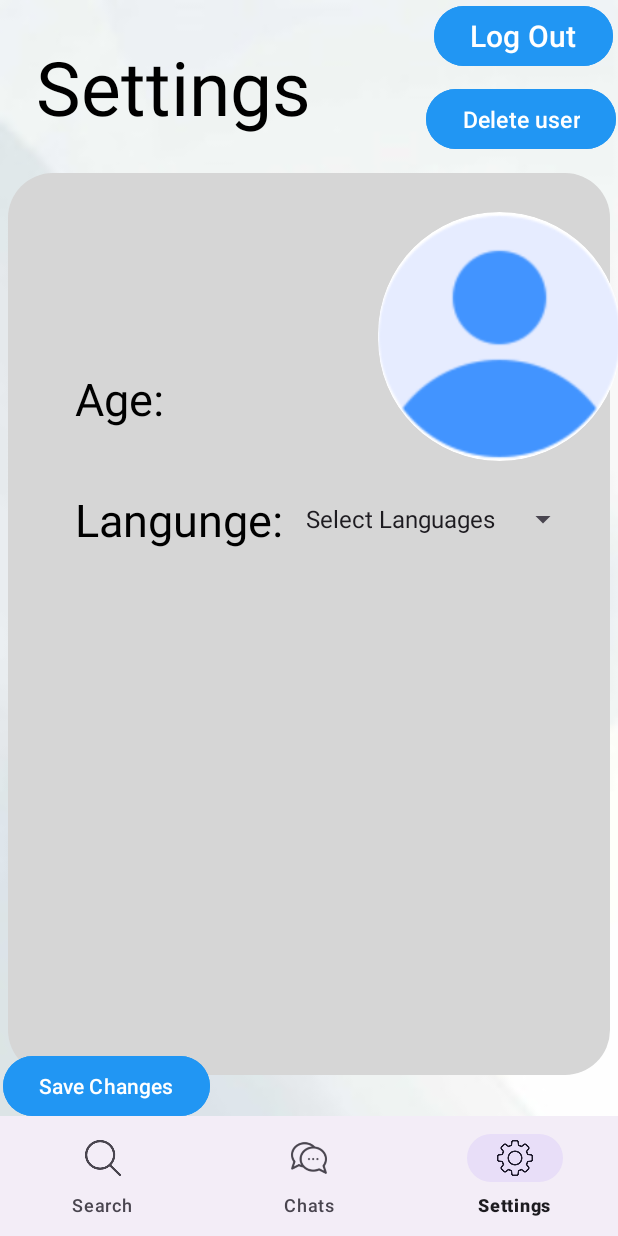
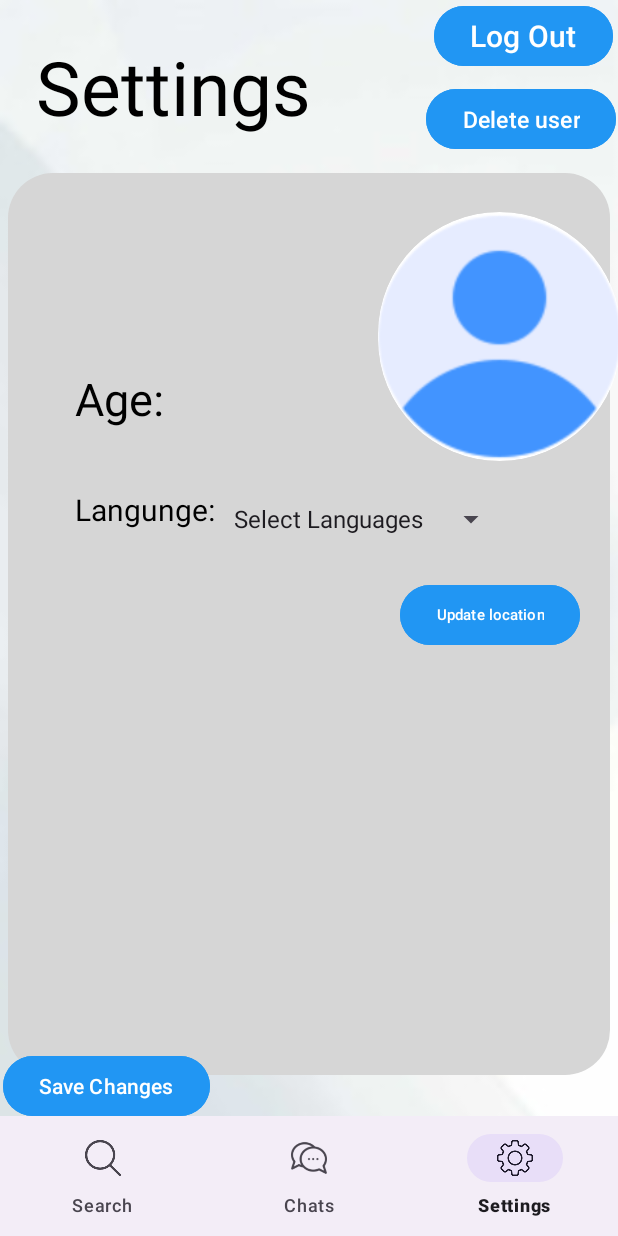
Before and after one commit to OrKat2007/ProConnect0, an Android app: the screen it shows after launch once a user with an empty profile is signed in (MainActivity), item 3 of the bottom bar chosen, on a phone screen of 412 x 824 dp. Run offline under Robolectric (Android 15) with nearby library versions, the phone set to English and light mode, and no system bars; our stand-ins replace Firebase (no records; nobody signed in at launch, a user with empty details on screens opened directly).

Commit message:
added gps

```diff
--- a/app/build.gradle.kts
+++ b/app/build.gradle.kts
@@ -47,6 +47,8 @@ dependencies {
     implementation ("com.firebaseui:firebase-ui-firestore:8.0.2")
     implementation ("com.github.bumptech.glide:glide:4.15.1")
     implementation ("androidx.core:core:1.9.0")
+    implementation ("com.google.android.gms:play-services-location:21.0.1")
+
     annotationProcessor ("com.github.bu" + "mptech.glide:compiler:4.15.1")
 
 
--- a/app/src/main/res/layout/fragment_user_settings.xml
+++ b/app/src/main/res/layout/fragment_user_settings.xml
@@ -87,7 +87,7 @@
             android:layout_marginStart="50dp"
             android:layout_marginTop="40dp"
             android:text="Langunge: "
-            android:textSize="30dp"
+            android:textSize="20dp"
             android:textColor="@color/black"
             app:layout_constraintStart_toStartOf="parent"
             app:layout_constraintTop_toBottomOf="@+id/textViewAge" />
@@ -98,7 +98,7 @@
             android:layout_height="40dp"
             android:layout_marginTop="40dp"
             android:text="Languages: "
-            android:textSize="30dp"
+            android:textSize="20dp"
             app:layout_constraintStart_toEndOf="@+id/tvlang"
             app:layout_constraintTop_toBottomOf="@id/textViewAge" />
 
@@ -109,19 +109,19 @@
             android:layout_marginStart="50dp"
             android:layout_marginTop="40dp"
             android:text="Location: "
-            android:textSize="30dp"
+            android:textSize="20dp"
             android:visibility="invisible"
             android:textColor="@color/black"
             app:layout_constraintStart_toStartOf="parent"
             app:layout_constraintTop_toBottomOf="@+id/tvlang" />
 
-        <EditText
-            android:id="@+id/etLocation"
+        <TextView
+            android:id="@+id/tvshowLocation"
             android:layout_width="wrap_content"
-            android:layout_height="50dp"
-            android:layout_marginTop="40dp"
+            android:layout_height="30dp"
+            android:layout_marginTop="25dp"
             android:text="Location: "
-            android:textSize="30dp"
+            android:textSize="20dp"
             android:visibility="invisible"
             app:layout_constraintStart_toEndOf="@+id/tvLocation"
             app:layout_constraintTop_toBottomOf="@id/textViewLanguages" />
@@ -133,7 +133,7 @@
             android:layout_marginStart="50dp"
             android:layout_marginTop="40dp"
             android:text="Availability: "
-            android:textSize="30dp"
+            android:textSize="20dp"
             android:visibility="invisible"
             android:textColor="@color/black"
             app:layout_constraintStart_toStartOf="parent"
@@ -142,13 +142,13 @@
         <EditText
             android:id="@+id/editTextAvailability"
             android:layout_width="wrap_content"
-            android:layout_height="50dp"
-            android:layout_marginTop="28dp"
+            android:layout_height="45dp"
+            android:layout_marginTop="27dp"
             android:text="Availability: "
-            android:textSize="30dp"
+            android:textSize="20dp"
             android:visibility="invisible"
             app:layout_constraintStart_toEndOf="@+id/tvAvailability"
-            app:layout_constraintTop_toBottomOf="@id/etLocation" />
+            app:layout_constraintTop_toBottomOf="@id/tvshowLocation" />
 
         <TextView
             android:id="@+id/textViewRating"
@@ -157,7 +157,7 @@
             android:layout_marginStart="50dp"
             android:layout_marginTop="40dp"
             android:text="Rating: "
-            android:textSize="30dp"
+            android:textSize="20dp"
             android:textColor="@color/black"
             android:visibility="invisible"
             app:layout_constraintStart_toStartOf="parent"
@@ -170,7 +170,7 @@
             android:layout_marginStart="50dp"
             android:layout_marginTop="32dp"
             android:text="Proffession: "
-            android:textSize="30dp"
+            android:textSize="20dp"
             android:textColor="@color/black"
             android:visibility="invisible"
             app:layout_constraintStart_toStartOf="parent"
@@ -211,6 +211,18 @@
             app:layout_constraintEnd_toEndOf="parent"
             app:layout_constraintTop_toBottomOf="@+id/btnLogOut" />
 
+        <Button
+            android:id="@+id/btnUpdateLocation"
+            android:layout_width="wrap_content"
+            android:layout_height="wrap_content"
+            android:layout_marginStart="130dp"
+            android:layout_marginTop="20dp"
+            android:backgroundTint="@color/cyan"
+            android:text="Update location"
+            android:textSize="10dp"
+            app:layout_constraintStart_toStartOf="@id/tvshowLocation"
+            app:layout_constraintTop_toBottomOf="@+id/textViewLanguages" />
+
     </androidx.constraintlayout.widget.ConstraintLayout>
 
 
```
Also changed, not shown: app/src/main/AndroidManifest.xml (+8 -7 lines), app/src/main/java/com/example/proconnect/sign_up.java (+87 -5 lines), app/src/main/java/com/example/proconnect/user_settings.java (+80 -74 lines), app/src/main/res/layout/dialog_professional_details.xml (+13 -3 lines).
